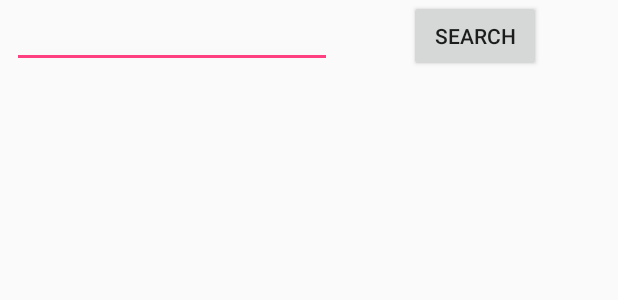
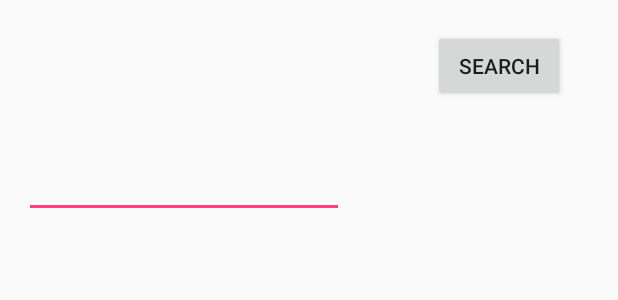
Before and after one commit to mnganga30/WhatToPlay, an Android app: the layout api_search.xml on its own in the app's theme, with its tools: preview values and no code run, on a phone screen of 412 x 824 dp. Shown: the top 300 px of the screen. Run offline under Robolectric (Android 15) with nearby library versions, the phone set to English and light mode, and no system bars.

Commit message:
Fixed attached search button

```diff
--- a/app/src/main/res/layout/api_search.xml
+++ b/app/src/main/res/layout/api_search.xml
@@ -15,17 +15,22 @@
         android:text="Search"
         app:layout_constraintLeft_toRightOf="@+id/findGame"
         app:layout_constraintRight_toRightOf="parent"
-        tools:layout_editor_absoluteY="16dp" />
+        app:layout_constraintTop_toTopOf="parent"
+        android:layout_marginTop="20dp"
+        app:layout_constraintHorizontal_bias="0.652" />
 
     <EditText
         android:id="@+id/findGame"
         android:layout_width="wrap_content"
         android:layout_height="wrap_content"
-        android:layout_marginLeft="8dp"
+        android:layout_marginLeft="16dp"
         android:ems="10"
         android:inputType="textPersonName"
         app:layout_constraintLeft_toLeftOf="parent"
-        tools:layout_editor_absoluteY="16dp" />
+        app:layout_constraintTop_toTopOf="parent"
+        android:layout_marginTop="16dp"
+        android:layout_marginBottom="8dp"
+        app:layout_constraintBottom_toTopOf="@+id/listView" />
 
     <ListView
         android:layout_width="331dp"
@@ -38,5 +43,7 @@
         app:layout_constraintLeft_toLeftOf="parent"
         app:layout_constraintHorizontal_bias="0.0"
         app:layout_constraintBottom_toBottomOf="parent"
-        android:layout_marginBottom="8dp" />
+        android:layout_marginBottom="8dp"
+        android:layout_marginTop="8dp"
+        app:layout_constraintTop_toBottomOf="@+id/getResults" />
 </android.support.constraint.ConstraintLayout>
```
